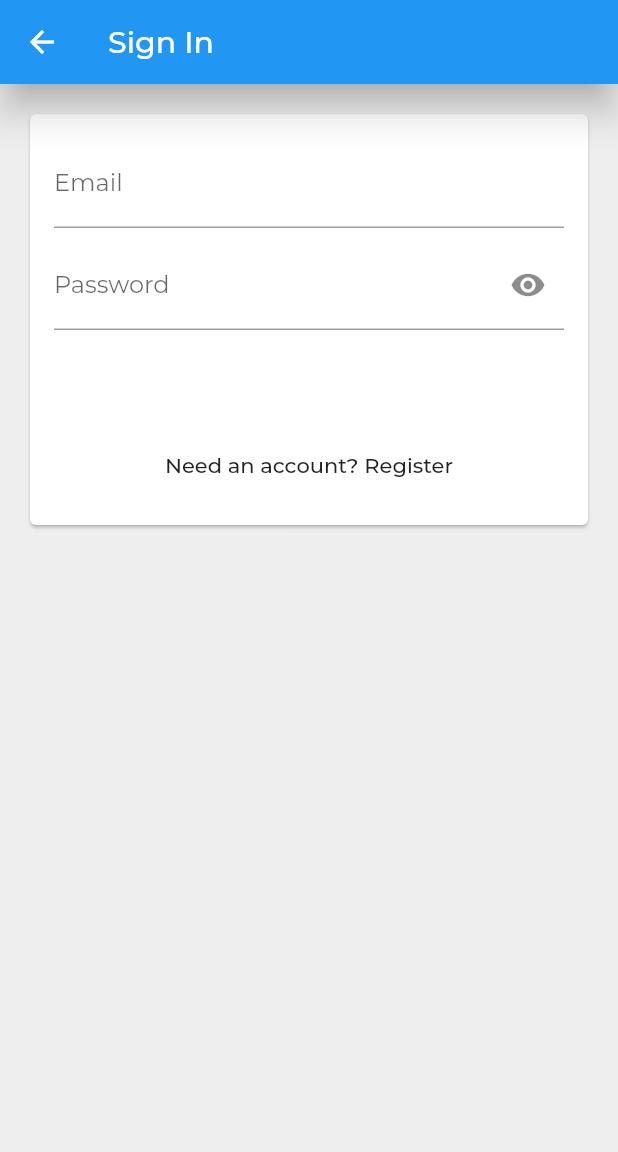
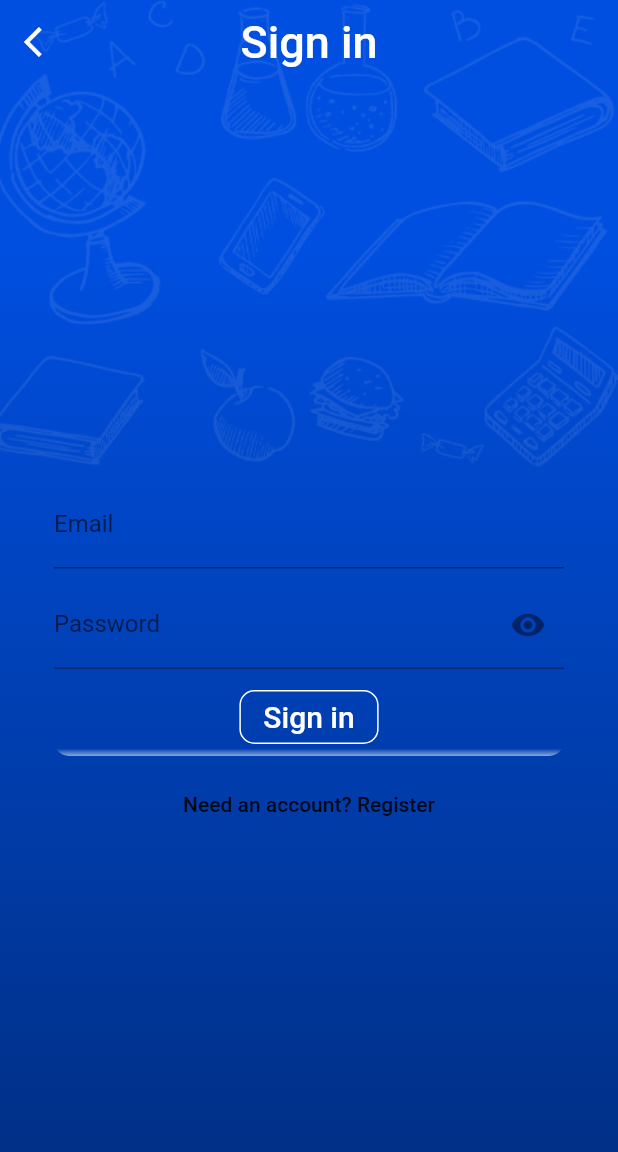
Before and after one commit to uribbas/learnink-base, a Flutter app: the EmailSignInPage screen opened directly, on a phone screen of 412 x 824 dp. Shown: the top 1152 px of the screen. Run offline on Flutter 3.47's test engine with Material 2 defaults, Android fonts, the phone set to English and light mode, and no system bars; our stand-ins replace firebase_auth, google_sign_in; accounts and stored records are empty; project files that could hold a hidden picture were left out.

Commit message:
Add Email SignIn page

```diff
--- a/lib/main.dart
+++ b/lib/main.dart
@@ -16,6 +16,8 @@ class MyApp extends StatelessWidget {
           theme:ThemeData(
             primarySwatch: Colors.blue,
             fontFamily: 'Montserrat',
+            primaryTextTheme: Typography().white,
+            textTheme:Typography().white,
 
           ),
           home:LandingPage()
--- a/lib/src/login/custom_outline_button.dart
+++ b/lib/src/login/custom_outline_button.dart
@@ -33,7 +33,7 @@ class CustomOutlineButton extends StatelessWidget {
         decoration: BoxDecoration(
           gradient: LinearGradient(
             colors: [
-              Colors.white10,
+              Color(0x00FFFFFF),
               elevationColor,
             ],
             stops: [0.9, 1.0],
--- a/lib/src/login/email_sign_in_form_change_notifier.dart
+++ b/lib/src/login/email_sign_in_form_change_notifier.dart
@@ -1,4 +1,5 @@
 import 'package:flutter/material.dart';
+import 'package:learnink/src/login/custom_outline_button.dart';
 import 'package:provider/provider.dart';
 import 'custom_submit_button.dart';
 import 'platform_exception_alert_dialog.dart';
@@ -6,44 +7,46 @@ import 'auth.dart';
 import 'package:flutter/services.dart';
 import 'email_signin_change_model.dart';
 
-
-class EmailSignInFormChangeNotifier extends StatefulWidget  {
+class EmailSignInFormChangeNotifier extends StatefulWidget {
   EmailSignInFormChangeNotifier({@required this.model});
   final EmailSignInChangeModel model;
 
-  static Widget create(BuildContext context){
-    final AuthBase auth=Provider.of<AuthBase>(context);
+  static Widget create(BuildContext context) {
+    final AuthBase auth = Provider.of<AuthBase>(context);
     return ChangeNotifierProvider<EmailSignInChangeModel>(
-      create:(context)=>EmailSignInChangeModel(auth:auth),
-      child:Consumer<EmailSignInChangeModel>(
-        builder:(context,model,_)=>EmailSignInFormChangeNotifier(model:model),
+      create: (context) => EmailSignInChangeModel(auth: auth),
+      child: Consumer<EmailSignInChangeModel>(
+        builder: (context, model, _) =>
+            EmailSignInFormChangeNotifier(model: model),
       ),
     );
   }
 
   @override
-  _EmailSignInFormChangeNotifierState createState() => _EmailSignInFormChangeNotifierState();
+  _EmailSignInFormChangeNotifierState createState() =>
+      _EmailSignInFormChangeNotifierState();
 }
 
-class _EmailSignInFormChangeNotifierState extends State<EmailSignInFormChangeNotifier> {
+class _EmailSignInFormChangeNotifierState
+    extends State<EmailSignInFormChangeNotifier> {
   final TextEditingController _emailController = TextEditingController();
   final TextEditingController _passwordController = TextEditingController();
   final FocusNode _emailFocusNode = FocusNode();
   final FocusNode _passwordFocusNode = FocusNode();
   bool _toggleVisibility = true;
 
-  EmailSignInChangeModel get model=>widget.model;
+  EmailSignInChangeModel get model => widget.model;
 
   @override
-  void dispose(){
+  void dispose() {
     print('dispose called');
     super.dispose();
     _emailController.dispose();
     _emailFocusNode.dispose();
     _passwordController.dispose();
     _passwordFocusNode.dispose();
+  }
 
-  }
   void _emailEditingComplete() {
     final newFocus = model.emailValidator.isValid(model.email)
         ? _passwordFocusNode
@@ -63,12 +66,12 @@ class _EmailSignInFormChangeNotifierState extends State<EmailSignInFormChangeNot
       await model.submit();
       print('Inside try _submit EmailSignInBlocBased:2');
       Navigator.of(context).pop();
-    } on PlatformException catch(e) {
+    } on PlatformException catch (e) {
       print('Inside catch _submit EmailSignInBlocBased');
       print(e.toString());
       PlatformExceptionAlertDialog(
-        title:'Sign in failed',
-        exception:e,
+        title: 'Sign in failed',
+        exception: e,
       ).show(context);
     }
   }
@@ -83,23 +86,33 @@ class _EmailSignInFormChangeNotifierState extends State<EmailSignInFormChangeNot
       SizedBox(
         height: 8.0,
       ),
-      SubmitRaisedButton(
-        text: model.primaryButtonText,
-        onPressed: model.canSubmit? _submit : null,
+//      SubmitRaisedButton(
+//        text: model.primaryButtonText,
+//        onPressed: model.canSubmit? _submit : null,
+//      ),
+      CustomOutlineButton(
+          child: Text(
+        'Sign in',
+        style: TextStyle(
+          color: Colors.white,
+          fontSize: 20.0,
+          fontWeight: FontWeight.w500,
         ),
+      ),
+      onPressed: (){},),
       SizedBox(
         height: 8.0,
       ),
       FlatButton(
-        onPressed: !model.isLoading ? ()=>_toggleFormType() : null,
+        onPressed: !model.isLoading ? () => _toggleFormType() : null,
         child: Text(model.secondaryButtonText),
       )
     ];
   }
 
-
   TextField _buildPasswordTextField() {
-    print('Insode _buildPasswordTextField,errorText:${model.invalidPasswordErrorText}');
+    print(
+        'Insode _buildPasswordTextField,errorText:${model.invalidPasswordErrorText}');
     return TextField(
       controller: _passwordController,
       decoration: InputDecoration(
@@ -107,17 +120,21 @@ class _EmailSignInFormChangeNotifierState extends State<EmailSignInFormChangeNot
         errorText: model.showPasswordErrorText,
         enabled: model.isLoading == false,
         suffixIcon: IconButton(
-          icon : _toggleVisibility ? Icon(Icons.visibility):Icon(Icons.visibility_off),
-          onPressed:(){setState(() {
-           _toggleVisibility=!_toggleVisibility;
-          });} ,
+          icon: _toggleVisibility
+              ? Icon(Icons.visibility)
+              : Icon(Icons.visibility_off),
+          onPressed: () {
+            setState(() {
+              _toggleVisibility = !_toggleVisibility;
+            });
+          },
         ),
       ),
       obscureText: _toggleVisibility,
       textInputAction: TextInputAction.next,
       focusNode: _passwordFocusNode,
       onEditingComplete: _submit,
-      onChanged:model.updatePassword,
+      onChanged: model.updatePassword,
     );
   }
 
@@ -134,8 +151,8 @@ class _EmailSignInFormChangeNotifierState extends State<EmailSignInFormChangeNot
       keyboardType: TextInputType.emailAddress,
       textInputAction: TextInputAction.next,
       focusNode: _emailFocusNode,
-      onEditingComplete: ()=>_emailEditingComplete(),
-      onChanged:model.updateEmail,
+      onEditingComplete: () => _emailEditingComplete(),
+      onChanged: model.updateEmail,
     );
   }
 
@@ -150,5 +167,4 @@ class _EmailSignInFormChangeNotifierState extends State<EmailSignInFormChangeNot
       ),
     );
   }
-
 }
--- a/lib/src/login/email_sign_in_page.dart
+++ b/lib/src/login/email_sign_in_page.dart
@@ -2,24 +2,71 @@ import 'package:flutter/material.dart';
 import 'email_sign_in_form_change_notifier.dart';
 
 class EmailSignInPage extends StatelessWidget {
-
   @override
   Widget build(BuildContext context) {
-    return Scaffold(
-      appBar: AppBar(
-        title: Text('Sign In'),
-        elevation: 10.0,
-      ),
-      body: SingleChildScrollView(
-        child: Padding(
-          padding: const EdgeInsets.all(16.0),
-          child: Card(
-            child:EmailSignInFormChangeNotifier.create(context),
+    return Stack(fit: StackFit.expand, children: <Widget>[
+      Container(
+        decoration: BoxDecoration(
+          gradient: LinearGradient(
+            colors: [
+              Color(0xff004fe0),
+              Color(0xff002d7f),
+            ],
+            stops: [0.2, 1.0],
+            begin: Alignment.topCenter,
+            end: Alignment.bottomCenter,
+            tileMode: TileMode.repeated,
           ),
         ),
       ),
-      backgroundColor: Colors.grey[200],
-    );
+      Positioned(
+        top: 0,
+        left: 0,
+        child: SafeArea(
+          top:true,
+          child: Container(
+            color: Colors.transparent,
+//                height: 50,
+            width: MediaQuery.of(context).size.width,
+            child: Image.asset(
+              'assets/icons/bg-art.png',
+            ),
+          ),
+        ),
+      ),
+      Scaffold(
+        appBar: AppBar(
+          centerTitle: true,
+          backgroundColor: Colors.transparent,
+          elevation: 0.0,
+          leading: IconButton(
+              icon: Icon(
+                Icons.arrow_back_ios,
+                color: Colors.white,
+              ),
+              onPressed: () => Navigator.of(context).pop()),
+          title: Text(
+            'Sign in',
+            style: TextStyle(
+              color: Colors.white,
+              fontWeight: FontWeight.w500,
+              fontSize: 30,
+            ),
+          ),
+        ),
+        body:Center(
+          child: Padding(
+              padding: const EdgeInsets.all(16.0),
+              child: Card(
+                child: EmailSignInFormChangeNotifier.create(context),
+                color: Colors.transparent,
+                elevation: 0.0,
+              ),
+            ),
+        ),
+
+        backgroundColor: Colors.transparent,
+      ),
+    ]);
   }
-
 }
```
Also changed, not shown: lib/src/login/sign_in_page.dart (+45 -33 lines). Lines whose indentation alone changed are shown as unchanged.
